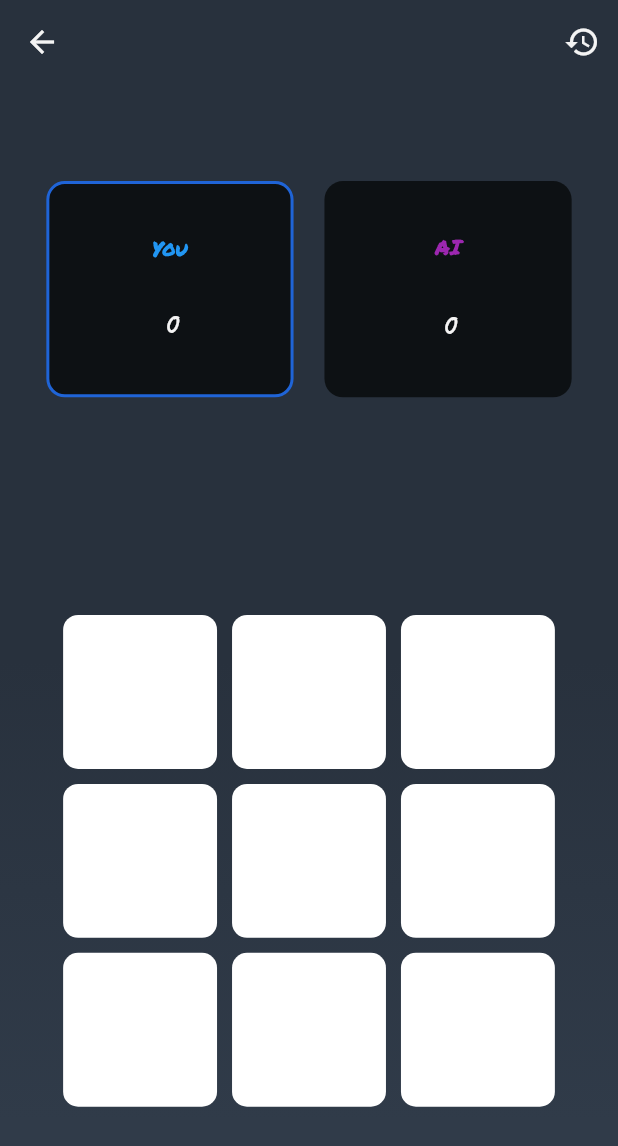
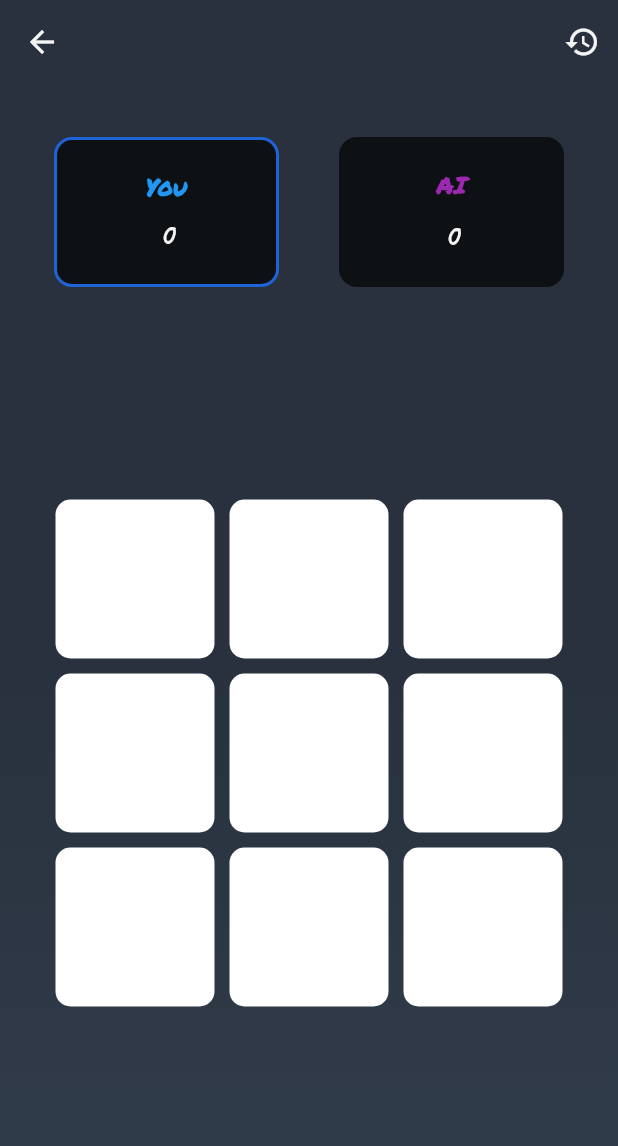
Before and after one commit to SouhailKrs/Flutter-Tic-Tac-Toe, a Flutter app: the screen it shows after launch, after a tap on "Single Player", on a phone screen of 412 x 824 dp. Shown: the top 1146 px of the screen. Run offline on Flutter 3.47's test engine with Material 3 defaults, Android fonts, the phone set to English and light mode, and no system bars; our stand-ins replace flutter_hooks, gap, google_fonts, hive, hive_flutter, hooks_riverpod; accounts and stored records are empty.

Commit message:
app sizes

```diff
--- a/lib/main.dart
+++ b/lib/main.dart
@@ -1,19 +1,16 @@
 import 'package:flutter/material.dart';
-import 'package:flutter/services.dart';
 import 'package:flutter_tic_tac_toe/model/history_hive_model.dart';
 import 'package:flutter_tic_tac_toe/screens/main_menu.dart';
 import 'package:flutter_tic_tac_toe/storage/history_box.dart';
 import 'package:hive_flutter/adapters.dart';
 import 'package:hooks_riverpod/hooks_riverpod.dart';
 import 'package:path_provider/path_provider.dart';
-import 'package:sizer/sizer.dart';
 
 void main() async {
   WidgetsFlutterBinding.ensureInitialized();
   await Hive.initFlutter((await getApplicationDocumentsDirectory()).path);
   Hive.registerAdapter(HistoryModelHiveAdapter());
   await HistoryBox.openBox();
-  SystemChrome.setEnabledSystemUIMode(SystemUiMode.immersiveSticky);
 
   runApp(const ProviderScope(child: MyApp()));
 }
@@ -22,8 +19,7 @@ class MyApp extends StatelessWidget {
   const MyApp({super.key});
 
   @override
-  Widget build(BuildContext context) => Sizer(
-        builder: (context, orientation, deviceType) => MaterialApp(
+  Widget build(BuildContext context) => MaterialApp(
         debugShowCheckedModeBanner: false,
         title: 'Flutter Tic Tac Toe',
         theme: ThemeData(
@@ -31,9 +27,6 @@ class MyApp extends StatelessWidget {
           fontFamily: "PermanentMarker",
           useMaterial3: true,
         ),
-          home: const Scaffold(
-
-              body: MainMenu()),
-        ),
+        home: const Scaffold(body: MainMenu()),
       );
 }
--- a/lib/screens/game_base_screen.dart
+++ b/lib/screens/game_base_screen.dart
@@ -1,11 +1,12 @@
 import 'package:flutter/material.dart';
-import 'package:flutter_hooks/flutter_hooks.dart';
 import 'package:flutter_tic_tac_toe/theme/colors.dart';
+import 'package:hooks_riverpod/hooks_riverpod.dart';
 
+import '../providers/game_providers.dart';
 import '../widgets/history_modal.dart';
 import 'game_screen.dart';
 
-class GameBaseScreen extends HookWidget {
+class GameBaseScreen extends HookConsumerWidget {
   const GameBaseScreen({
     Key? key,
     required this.isAgainstAI,
@@ -18,11 +19,14 @@ class GameBaseScreen extends HookWidget {
   final bool isAgainstAI;
 
   @override
-  Widget build(BuildContext context) => Scaffold(
+  Widget build(BuildContext context, WidgetRef ref) => Scaffold(
         appBar: AppBar(
           backgroundColor: GameColors.kGradient1,
           leading: IconButton(
             onPressed: () {
+              final BoardNotifier boardNotifier =
+                  ref.read(boardProvider.notifier);
+              boardNotifier.resetBoard();
               Navigator.pop(context);
             },
             icon: const Icon(
--- a/lib/screens/game_screen.dart
+++ b/lib/screens/game_screen.dart
@@ -1,7 +1,6 @@
 import 'package:flutter/material.dart';
 import 'package:google_fonts/google_fonts.dart';
 import 'package:hooks_riverpod/hooks_riverpod.dart';
-import 'package:sizer/sizer.dart';
 
 import '../game_logic/check_result.dart';
 import '../game_logic/minimax.dart';
@@ -17,7 +16,7 @@ int playerXScore = 0;
 int playerOScore = 0;
 bool isAIPlaying = false;
 
-class GameScreen extends ConsumerWidget {
+class GameScreen extends ConsumerStatefulWidget {
   final String playerXName;
   final String playerOName;
   final bool isAgainstAI;
@@ -30,7 +29,22 @@ class GameScreen extends ConsumerWidget {
   }) : super(key: key);
 
   @override
-  Widget build(BuildContext context, WidgetRef ref) {
+  ConsumerState<GameScreen> createState() => _GameScreenState();
+}
+
+class _GameScreenState extends ConsumerState<GameScreen> {
+  @override
+  void dispose() {
+    playerXScore = 0;
+    playerOScore = 0;
+    isAIPlaying = false;
+    print('GameScreen disposed');
+
+    super.dispose();
+  }
+
+  @override
+  Widget build(BuildContext context) {
     final board = ref.watch(boardProvider);
     final currentPlayer = ref.watch(currentPlayerProvider);
     final winner = ref.watch(winnerProvider);
@@ -40,7 +54,6 @@ class GameScreen extends ConsumerWidget {
       int bestScore = -1000;
       int bestMoveRow = -1;
       int bestMoveCol = -1;
-
       for (int i = 0; i < 3; i++) {
         for (int j = 0; j < 3; j++) {
           if (board[i][j].isEmpty) {
@@ -59,7 +72,6 @@ class GameScreen extends ConsumerWidget {
 
       if (bestMoveRow != -1 && bestMoveCol != -1) {
         boardNotifier.updateBoard(bestMoveRow, bestMoveCol, 'O');
-
         if (checkWin(board, 'O')) {
           winnerNotifier.updateWinner('O');
           playerOScore++;
@@ -67,7 +79,7 @@ class GameScreen extends ConsumerWidget {
             "AI wins!",
             context,
             'O',
-                () => resetGame('O', ref, isAgainstAI: isAgainstAI),
+            () => resetGame('O', ref, isAgainstAI: widget.isAgainstAI),
           );
         } else if (checkDraw(board)) {
           winnerNotifier.updateWinner('draw');
@@ -75,7 +87,7 @@ class GameScreen extends ConsumerWidget {
             "It's a draw!",
             context,
             'draw',
-                () => resetGame('draw', ref, isAgainstAI: isAgainstAI),
+            () => resetGame('draw', ref, isAgainstAI: widget.isAgainstAI),
           );
         } else {
           currentPlayerNotifier.togglePlayer();
@@ -84,6 +96,7 @@ class GameScreen extends ConsumerWidget {
     }
 
     void onCellTap(int row, int col) {
+      if (isAIPlaying) return;
       final boardNotifier = ref.read(boardProvider.notifier);
       final currentPlayerNotifier = ref.read(currentPlayerProvider.notifier);
       final winnerNotifier = ref.read(winnerProvider.notifier);
@@ -106,8 +119,8 @@ class GameScreen extends ConsumerWidget {
             () => resetGame(currentPlayerValue, ref),
           );
           HistoryBox.setHistory(HistoryModelHive(
-            playerXName: playerXName,
-            playerOName: playerOName,
+            playerXName: widget.playerXName,
+            playerOName: widget.playerOName,
             winner: currentPlayerValue,
           ));
         } else if (checkDraw(board)) {
@@ -119,13 +132,13 @@ class GameScreen extends ConsumerWidget {
             () => resetGame(currentPlayerValue, ref),
           );
           HistoryBox.setHistory(HistoryModelHive(
-            playerXName: playerXName,
-            playerOName: playerOName,
+            playerXName: widget.playerXName,
+            playerOName: widget.playerOName,
             winner: 'draw',
           ));
         } else {
           currentPlayerNotifier.togglePlayer();
-          if (isAgainstAI && currentPlayerValue == 'X') {
+          if (widget.isAgainstAI && currentPlayerValue == 'X') {
             isAIPlaying = true;
             Future.delayed(const Duration(milliseconds: 500), () {
               makeAIMove(boardNotifier, currentPlayerNotifier, winnerNotifier,
@@ -141,21 +154,26 @@ class GameScreen extends ConsumerWidget {
       body: WrapperContainer(
         child: Center(
           child: SingleChildScrollView(
+            child: SizedBox(
+              height: MediaQuery.of(context).size.height - kToolbarHeight,
               child: Column(
                 mainAxisAlignment: MainAxisAlignment.center,
                 children: [
-                ScoreBoard(
-                  playerXName: playerXName,
-                  playerOName: playerOName,
+                  Expanded(
+                    flex: 2,
+                    child: ScoreBoard(
+                      playerXName: widget.playerXName,
+                      playerOName: widget.playerOName,
                       playerXScore: playerXScore,
                       playerOScore: playerOScore,
                       isTurn: currentPlayer == 'X',
                     ),
-                SizedBox(
-                  height: 15.h,
                   ),
-                Container(
-                  margin: EdgeInsets.all(4.0.w),
+                  const Spacer(),
+                  Expanded(
+                    flex: 6,
+                    child: Container(
+                      margin: const EdgeInsets.all(16),
                       child: GridView.builder(
                         padding: const EdgeInsets.all(5.0),
                         shrinkWrap: true,
@@ -187,9 +205,7 @@ class GameScreen extends ConsumerWidget {
                                   board[row][col],
                                   style: TextStyle(
                                     fontSize: 50,
-                                fontFamily:
-                                GoogleFonts
-                                    .permanentMarker()
+                                    fontFamily: GoogleFonts.permanentMarker()
                                         .fontFamily,
                                     fontWeight: FontWeight.bold,
                                     color: board[row][col] == 'X'
@@ -204,7 +220,9 @@ class GameScreen extends ConsumerWidget {
                         itemCount: 9,
                       ),
                     ),
+                  ),
                 ],
+              ),
             ),
           ),
         ),
--- a/lib/screens/main_menu.dart
+++ b/lib/screens/main_menu.dart
@@ -1,9 +1,8 @@
 import 'package:flutter/material.dart';
 import 'package:flutter_tic_tac_toe/screens/players_names_screen.dart';
+import 'package:flutter_tic_tac_toe/theme/app_sizes.dart';
 import 'package:flutter_tic_tac_toe/theme/colors.dart';
 import 'package:flutter_tic_tac_toe/widgets/wrapper_container.dart';
-import 'package:google_fonts/google_fonts.dart';
-import 'package:sizer/sizer.dart';
 
 import 'game_base_screen.dart';
 
@@ -12,7 +11,7 @@ class MainMenu extends StatelessWidget {
 
   @override
   Widget build(BuildContext context) {
-    return  WrapperContainer(
+    return WrapperContainer(
       child: Center(
         child: Column(
           mainAxisAlignment: MainAxisAlignment.center,
@@ -24,15 +23,14 @@ class MainMenu extends StatelessWidget {
                 color: Colors.white,
               ),
             ),
-              SizedBox(height: 15.h),
+            gap4XL(),
             MainMenuButtons(
               btnText: 'Single Player',
               onPressed: () {
                 Navigator.push(
                   context,
                   MaterialPageRoute(
-                      builder: (context) =>
-                      const GameBaseScreen(
+                    builder: (context) => const GameBaseScreen(
                       playerOName: "AI",
                       playerXName: "You",
                       isAgainstAI: true,
@@ -41,7 +39,7 @@ class MainMenu extends StatelessWidget {
                 );
               },
             ),
-              SizedBox(height: 2.h),
+            gapXL(),
             MainMenuButtons(
               btnText: 'Multiplayer',
               onPressed: () {
@@ -66,14 +64,13 @@ class MainMenuButtons extends StatelessWidget {
   final void Function() onPressed;
 
   @override
-  Widget build(BuildContext context) =>
-      SizedBox(
-        width: 60.w,
-        height: 8.h,
+  Widget build(BuildContext context) => SizedBox(
+        width: MediaQuery.of(context).size.width * 0.8,
         child: ElevatedButton(
           onPressed: onPressed,
           style: ElevatedButton.styleFrom(
             backgroundColor: GameColors.kForeground,
+            padding: const EdgeInsets.symmetric(vertical: 20, horizontal: 20),
             shape: RoundedRectangleBorder(
               borderRadius: BorderRadius.circular(10),
             ),
--- a/lib/widgets/alert_dialog.dart
+++ b/lib/widgets/alert_dialog.dart
@@ -1,5 +1,4 @@
 import 'package:flutter/material.dart';
-import 'package:google_fonts/google_fonts.dart';
 
 import '../theme/colors.dart';
 import 'button_widget.dart';
@@ -18,7 +17,6 @@ void showGameAlertDialog(
           style: TextStyle(
             color: Colors.white,
             fontSize: 20,
-
           ),
         ),
         content: Text(
@@ -26,7 +24,6 @@ void showGameAlertDialog(
           style: const TextStyle(
             color: Colors.white,
             fontSize: 20,
-
           ),
         ),
         actions: [
--- a/lib/widgets/scoreboard.dart
+++ b/lib/widgets/scoreboard.dart
@@ -1,6 +1,6 @@
 import 'package:flutter/material.dart';
+import 'package:flutter_tic_tac_toe/theme/app_sizes.dart';
 import 'package:google_fonts/google_fonts.dart';
-import 'package:sizer/sizer.dart';
 
 import '../theme/colors.dart';
 
@@ -22,12 +22,12 @@ class ScoreBoard extends StatelessWidget {
 
   Widget _buildPlayerScore(String playerLabel, int score, bool isTurn) =>
       Container(
-        padding: EdgeInsets.all(5.0.w),
-        width: 40.0.w,
-        height: 35.0.w,
+        padding: const EdgeInsets.all(16),
+        width: 150,
+        height: 100,
         decoration: BoxDecoration(
           color: GameColors.kForeground,
-          borderRadius: BorderRadius.circular(3.0.w),
+          borderRadius: borderRadiusM(),
           border: isTurn
               ? playerLabel == playerXName
                   ? Border.all(
@@ -46,7 +46,7 @@ class ScoreBoard extends StatelessWidget {
             Text(
               playerLabel,
               style: TextStyle(
-                fontSize: 10.sp,
+                fontSize: 16,
                 fontWeight: FontWeight.bold,
                 color: playerLabel == playerXName ? Colors.blue : Colors.purple,
               ),
@@ -55,9 +55,7 @@ class ScoreBoard extends StatelessWidget {
               score.toString(),
               style: TextStyle(
                 fontSize: 20,
-                fontFamily: GoogleFonts
-                    .caveat()
-                    .fontFamily,
+                fontFamily: GoogleFonts.caveat().fontFamily,
                 fontWeight: FontWeight.bold,
                 color: GameColors.kWhitish,
               ),
@@ -67,8 +65,7 @@ class ScoreBoard extends StatelessWidget {
       );
 
   @override
-  Widget build(BuildContext context) =>
-      Row(
+  Widget build(BuildContext context) => Row(
         mainAxisAlignment: MainAxisAlignment.spaceAround,
         children: [
           _buildPlayerScore(playerXName, playerXScore, isTurn),
--- a/lib/widgets/wrapper_container.dart
+++ b/lib/widgets/wrapper_container.dart
@@ -1,6 +1,5 @@
 import 'package:flutter/material.dart';
 import 'package:flutter_tic_tac_toe/theme/colors.dart';
-import 'package:sizer/sizer.dart';
 
 class WrapperContainer extends StatelessWidget {
   const WrapperContainer({super.key, required this.child});
@@ -11,7 +10,7 @@ class WrapperContainer extends StatelessWidget {
   Widget build(BuildContext context) => Container(
         width: double.infinity,
         height: double.infinity,
-        padding: EdgeInsets.symmetric(vertical: 0.0, horizontal: 5.w),
+        padding: const EdgeInsets.symmetric(vertical: 0.0, horizontal: 16),
         decoration: const BoxDecoration(
           gradient: LinearGradient(
             begin: Alignment.topCenter,
--- a/pubspec.yaml
+++ b/pubspec.yaml
@@ -36,7 +36,6 @@ dependencies:
   # Use with the CupertinoIcons class for iOS style icons.
   cupertino_icons: ^1.0.2
   google_fonts: ^5.1.0
-  sizer: ^2.0.15
   flutter_hooks: ^0.20.0
   hooks_riverpod:
 
@@ -54,6 +53,7 @@ dependencies:
   hive_flutter:
   hive_generator:
   intl: ^0.18.1
+  gap: ^3.0.1
 
 # For information on the generic Dart part of this file, see the
 # following page: https://dart.dev/tools/pub/pubspec
```
Also changed, not shown: lib/screens/players_names_screen.dart (+34 -27 lines), lib/theme/app_sizes.dart (added, +35 -0 lines), lib/widgets/button_widget.dart (+11 -11 lines), lib/widgets/history_list.dart (+13 -18 lines), lib/widgets/history_modal.dart (+3 -4 lines), lib/model/history_hive_model.g.dart, pubspec.lock, 14 other files. Lines whose indentation alone changed are shown as unchanged.
